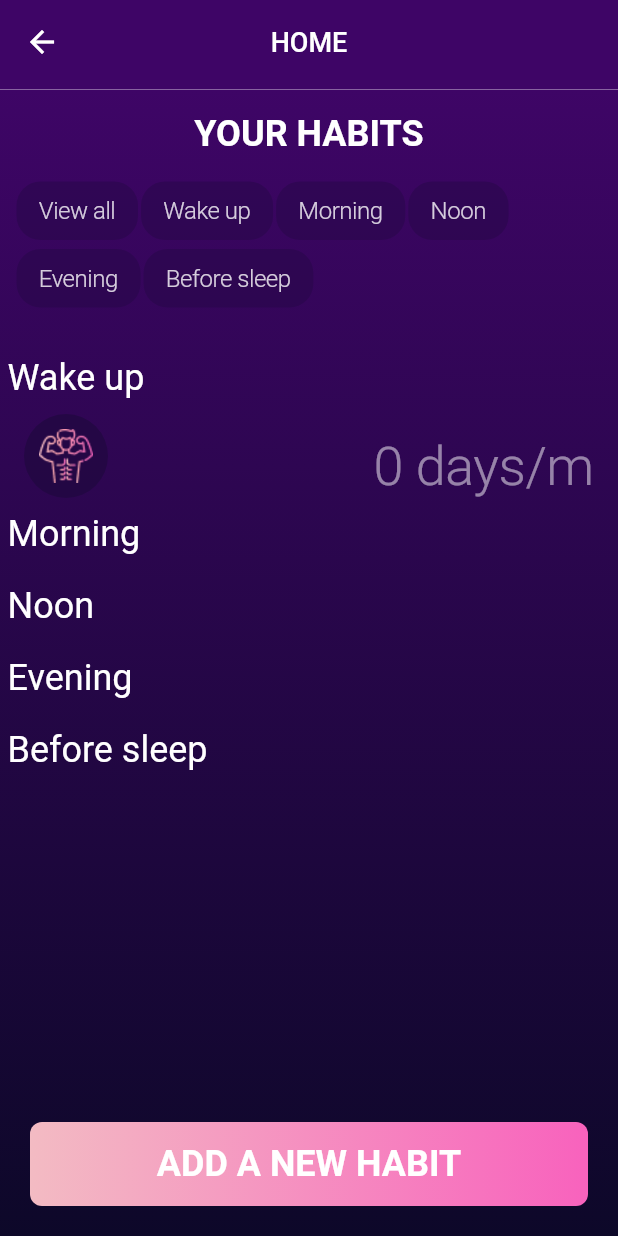
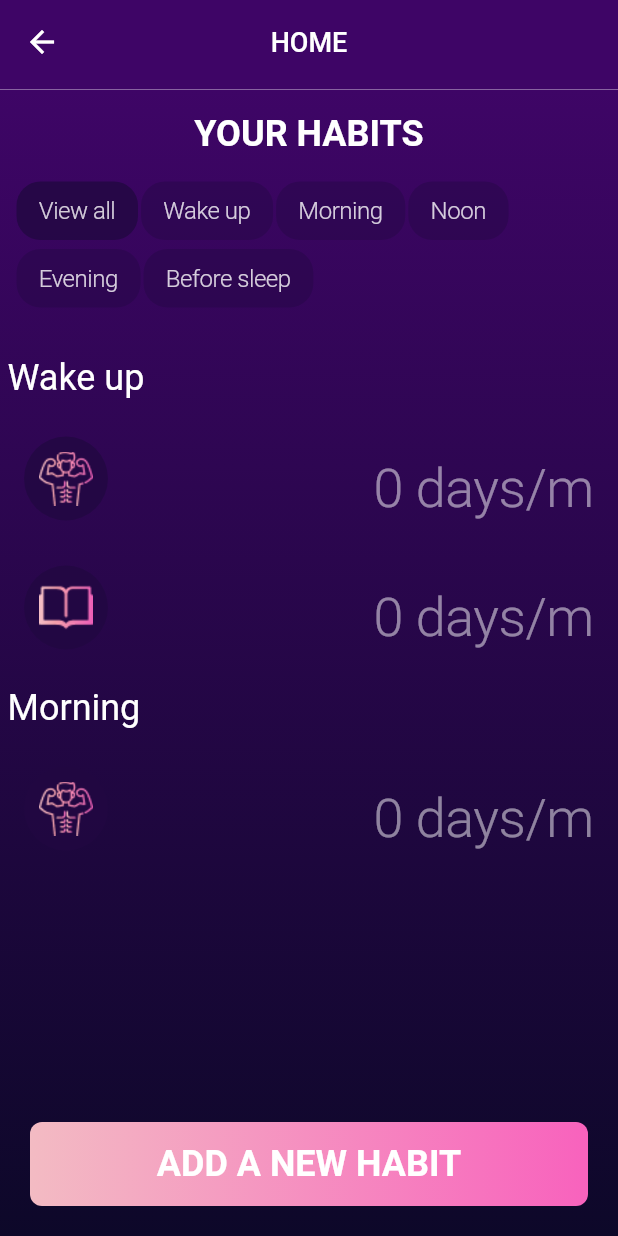
Before and after one commit to GhostuSs/daily_planner, a Flutter app: the HabitsScreen screen opened directly, on a phone screen of 412 x 824 dp. Run offline on Flutter 3.47's test engine with Material 2 defaults, Android fonts, the phone set to English and light mode, and no system bars; our stand-ins replace flutter_rating_bar, shared_preferences; accounts and stored records are empty; Roboto replaces fonts that are missing (JoseFinSans-Light, JosefinSans-Bold, JosefinSans-Light).

Commit message:
'implementing home screen'

```diff
--- a/lib/data/data.dart
+++ b/lib/data/data.dart
@@ -1,8 +1,8 @@
 class Data{
-  String? habit='wakeup';
-  String? tag='morning';
-  DateTime? date=DateTime.now();
-  Data();
+  String? habit;
+  String? tag;
+  DateTime? date;
+  Data({this.habit,this.tag,this.date});
 
   removeData(){
     habit='';
--- a/lib/presentation/screens/home/start_screen.dart
+++ b/lib/presentation/screens/home/start_screen.dart
@@ -1,4 +1,5 @@
 import 'package:flutter/material.dart';
+import 'package:sleep_sound/data/data.dart';
 import 'package:sleep_sound/data/resources/color_palette.dart';
 import 'package:sleep_sound/data/resources/decorations.dart';
 import 'package:sleep_sound/data/resources/images.dart';
@@ -25,7 +26,52 @@ class HabitsScreen extends StatefulWidget {
 }
 
 class _HabitsScreen extends State<HabitsScreen> {
-  List data = [1];
+  List data = [
+    Data(habit: 'excersize', tag: 'wakeup', date: DateTime.now()),
+    Data(habit: 'excersize', tag: 'morning', date: DateTime.now()),
+    Data(habit: 'read', tag: 'wakeup', date: DateTime.now())
+  ];
+  List wakeUp = [];
+  List morning = [];
+  List noon = [];
+  List evening = [];
+  List beforeSleep = [];
+  @override
+  initState() {
+    isSelected[0]=true;
+    print(data.length);
+    for (int i = 0; i < data.length; i++) {
+      switch (data[i].tag) {
+        case 'wakeup':
+          {
+            wakeUp.add(data[i]);
+            break;
+          }
+        case 'morning':
+          {
+            morning.add(data[i]);
+            break;
+          }
+        case 'noon':
+          {
+            noon.add(data[i]);
+            break;
+          }
+        case 'evening':
+          {
+            evening.add(data[i]);
+            break;
+          }
+        case 'beforesleep':
+          {
+            beforeSleep.add(data[i]);
+            break;
+          }
+      }
+    }
+    super.initState();
+  }
+
   @override
   Widget build(BuildContext context) {
     return Scaffold(
@@ -82,51 +128,91 @@ class _HabitsScreen extends State<HabitsScreen> {
                   ),
                   const SizedBox(height: 20),
                   Expanded(
-                    child: ListView.builder(
-                      itemCount: 1,
-                      itemBuilder: (BuildContext context, int index)=>
+                    child: ListView(
+                      children: [
                         Column(
                           crossAxisAlignment: CrossAxisAlignment.start,
                           children: [
+                            Visibility(
+                                visible: wakeUp.isNotEmpty&&(isSelected[0]||isSelected[1]),
+                                child: Column(
+                                  crossAxisAlignment:
+                                  CrossAxisAlignment.start,
+                                  children: [
                                     Padding(
-                            padding: const EdgeInsets.symmetric(vertical: 10,horizontal: 5),
-                            child: Text(
-                                'Wake up',
-                                style: _textStyle
+                                      padding: const EdgeInsets.symmetric(
+                                          vertical: 10, horizontal: 5),
+                                      child: Text('Wake up',
+                                          style: _textStyle),
+                                    ),
+                                    for(int i=0;i<wakeUp.length;i++)RawCardStat(habit: wakeUp[i].habit)
+                                  ],
+                                )),
+                            Visibility(
+                              visible: morning.isNotEmpty&&(isSelected[0]||isSelected[2]),
+                              child: Column(
+                                crossAxisAlignment:
+                                CrossAxisAlignment.start,
+                                children: [
+                                  Padding(
+                                    padding: const EdgeInsets.symmetric(
+                                        vertical: 10, horizontal: 5),
+                                    child:
+                                    Text('Morning', style: _textStyle),
+                                  ),
+                                  for(int i=0;i<morning.length;i++)RawCardStat(habit: morning[i].habit)
+                                ],
                               ),
                             ),
-                          const RawCardStat(habit: 'excersize'),
+                            Visibility(
+                              visible: noon.isNotEmpty&&(isSelected[0]||isSelected[3]),
+                              child: Column(
+                                crossAxisAlignment:
+                                CrossAxisAlignment.start,
+                                children: [
                                   Padding(
-                            padding: const EdgeInsets.symmetric(vertical: 10,horizontal: 5),
-                            child: Text(
-                                'Morning',
-                                style: _textStyle
+                                    padding: const EdgeInsets.symmetric(
+                                        vertical: 10, horizontal: 5),
+                                    child: Text('Noon', style: _textStyle),
+                                  ),
+                                  for(int i=0;i<noon.length;i++)RawCardStat(habit: noon[i].habit)
+                                ],
                               ),
                             ),
+                            Visibility(
+                              visible: evening.isNotEmpty&&(isSelected[0]||isSelected[4]),
+                              child: Column(
+                                crossAxisAlignment:
+                                CrossAxisAlignment.start,
+                                children: [
                                   Padding(
-                            padding: const EdgeInsets.symmetric(vertical: 10,horizontal: 5),
-                            child: Text(
-                                'Noon',
-                                style: _textStyle
+                                    padding: const EdgeInsets.symmetric(
+                                        vertical: 10, horizontal: 5),
+                                    child:
+                                    Text('Evening', style: _textStyle),
+                                  ),
+                                  for(int i=0;i<evening.length;i++)RawCardStat(habit: evening[i].habit)
+                                ],
                               ),
                             ),
+                            Visibility(
+                                visible: beforeSleep.isNotEmpty&&(isSelected[0]||isSelected[5]),
+                                child: Column(
+                                  crossAxisAlignment:
+                                  CrossAxisAlignment.start,
+                                  children: [
                                     Padding(
-                            padding: const EdgeInsets.symmetric(vertical: 10,horizontal: 5),
-                            child: Text(
-                                'Evening',
-                                style: _textStyle
+                                      padding: const EdgeInsets.symmetric(
+                                          vertical: 10, horizontal: 5),
+                                      child: Text('Before sleep',
+                                          style: _textStyle),
                                     ),
-                          ),
-                          Padding(
-                            padding: const EdgeInsets.symmetric(vertical: 10,horizontal: 5),
-                            child: Text(
-                                'Before sleep',
-                                style: _textStyle
-                            ),
-                          ),
+                                    for(int i=0;i<beforeSleep.length;i++)RawCardStat(habit: beforeSleep[i].habit)
+                                  ],
+                                )),
                           ],
                         )
-
+                      ],
                     ),
                   )
                 ],
@@ -138,12 +224,12 @@ class _HabitsScreen extends State<HabitsScreen> {
       ),
     );
   }
-  final TextStyle _textStyle=const TextStyle(
+
+  final TextStyle _textStyle = const TextStyle(
       color: Colors.white,
       fontSize: 24,
       fontFamily: 'JoseFinSans-Light',
-      fontWeight: FontWeight.w400
-  );
+      fontWeight: FontWeight.w400);
 }
 
 class EmptyDataWidget extends StatelessWidget {
@@ -169,25 +255,25 @@ class EmptyDataWidget extends StatelessWidget {
       ],
     );
   }
-
 }
 
-class RawCardStat extends StatelessWidget{
+class RawCardStat extends StatelessWidget {
   final String habit;
 
   const RawCardStat({Key? key, required this.habit}) : super(key: key);
   @override
   Widget build(BuildContext context) {
-    const String path='assets/icons/';
-    return ListTile(
+    const String path = 'assets/icons/';
+    return Container(
+      padding: const EdgeInsets.symmetric(vertical: 15),
+      child: ListTile(
         leading: Container(
           padding: const EdgeInsets.all(10),
           decoration: BoxDecoration(
               color: const Color(0xCC210741).withOpacity(0.8),
-            borderRadius: BorderRadius.circular(52)
-        ),
+              borderRadius: BorderRadius.circular(52)),
           child: Image.asset(
-          path+habit+'.png',
+            path + habit + '.png',
             filterQuality: FilterQuality.high,
           ),
         ),
@@ -202,12 +288,11 @@ class RawCardStat extends StatelessWidget{
                   fontWeight: FontWeight.w300,
                   fontFamily: 'JosefinSans-Thin',
                   color: Colors.white.withOpacity(0.5),
-                letterSpacing: -0.3
-            ),
+                  letterSpacing: -0.3),
             )
           ],
         ),
+      ),
     );
   }
-
 }
```
Lines whose indentation alone changed are shown as unchanged.
